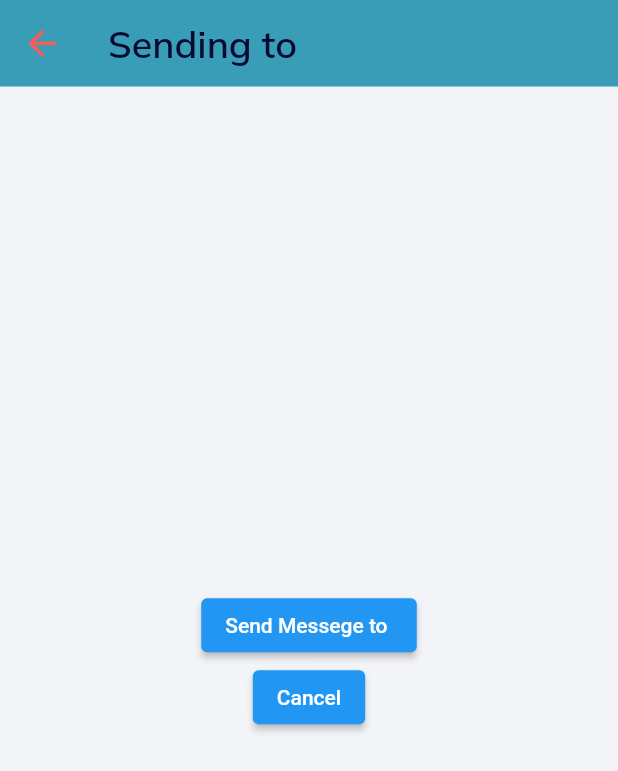
After one commit to Krityuk/lathi, a Flutter app: the ConfirmScreenReqSent screen opened by its route, on a phone screen of 412 x 824 dp. The commit adds this screen. Shown: the top 771 px of the screen. Run offline on Flutter 3.47's test engine with Material 2 defaults, Android fonts, the light colour scheme and no system bars; our stand-ins replace audioplayers, cloud_firestore, contacts_service, country_picker, firebase_auth, firebase_core and 13 more; missing offline and left inert: flutter_sms_inbox, otp_timer_button, record; accounts and stored records are empty.

Commit message:
First Commit

```diff
--- a/lib/features/chat/repository/chat_repository.dart
+++ b/lib/features/chat/repository/chat_repository.dart
@@ -31,8 +31,10 @@ class ChatRepository {
     });
   }
 
-  Future<void> sendMessage(String message, String user) async {
-    QuerySnapshot snap = await databaseRepository.fetchMessages(user);
+  Future<void> sendMessage(String message, String userId) async {
+    QuerySnapshot snap = await databaseRepository.fetchMessages(userId);
+    // !snap is having all the docs of chat collection in which 1.currentUserUid && 2.tapped provider/beneficiery ka uid is present
+    //neeche me snap.docs[0] likhna pada instead of snaps.docs because firebase would think like there are so many docs where these both uids are present. so we are taking the first doc among them
     chatCollection.doc(snap.docs[0].id).collection('messages').doc().set({
       'type': 'text',
       'content': message,
--- /dev/null
+++ b/lib/features/companion/screens/confirm_request_screem.dart
@@ -0,0 +1,53 @@
+import 'package:flutter/material.dart';
+import 'package:flutter_riverpod/flutter_riverpod.dart';
+
+import '../../../utils/constants.dart';
+import '../../chat/repository/chat_repository.dart';
+import '../../services/globals/globals.dart';
+
+class ConfirmScreenReqSent extends ConsumerWidget {
+  const ConfirmScreenReqSent({super.key});
+  static const String routeName = '/confirmReqScreen';
+
+  @override
+  Widget build(BuildContext context, WidgetRef ref) {
+    return SafeArea(
+      child: Scaffold(
+        appBar: AppBar(
+          backgroundColor: kPrimaryColor,
+          title: Text(
+            "Sending to ${Global.beneficiaryName}",
+            style: kFontStyle,
+          ),
+        ),
+        body: Center(
+          child: Column(
+            mainAxisSize: MainAxisSize.max,
+            mainAxisAlignment: MainAxisAlignment.center,
+            children: [
+              ElevatedButton(
+                onPressed: () async{
+                  await ref
+                          .watch(chatRepositoryProvider)
+                          .sendMessage("Hey! Send me Your Location", Global.beneficiaryId)
+                          .then((_) async {
+                        // ref
+                        //     .watch(notificationRepositoryProvider)
+                        //     .addNotification(userId, userName, type);
+                        // await showMyDialog(context, "Done");
+                      });
+                },
+                child: Text('Send Messege to ${Global.beneficiaryName}'),
+              ),
+              ElevatedButton(
+                  onPressed: () {
+                    Navigator.pop(context);
+                  },
+                  child: const Text("Cancel"))
+            ],
+          ),
+        ),
+      ),
+    );
+  }
+}
--- a/lib/features/home/screens/user_home_screen.dart
+++ b/lib/features/home/screens/user_home_screen.dart
@@ -101,6 +101,7 @@ class _UserHomeScreenState extends State<UserHomeScreen> {
             crossAxisSpacing: 25.0,
             mainAxisSpacing: 25.0,
             children: [
+              //
               CustomIcon(
                 iconLabel: 'Services',
                 iconPath: 'assets/icons/services.svg',
--- a/lib/features/login/screens/otp_screen.dart
+++ b/lib/features/login/screens/otp_screen.dart
@@ -85,6 +85,7 @@ class OTPScreen extends ConsumerWidget {
                     decoration: const InputDecoration(
                       hintText: '- - - - - -',
                     ),
+                    maxLength: 6,
                     keyboardType: TextInputType.number,
                     controller: otpController,
                   ),
--- /dev/null
+++ b/lib/features/services/globals/globals.dart
@@ -0,0 +1,4 @@
+class Global {
+  static String beneficiaryId="";
+  static String beneficiaryName="";
+}
--- a/lib/features/services/screens/services_screen.dart
+++ b/lib/features/services/screens/services_screen.dart
@@ -47,7 +47,7 @@ class ServicesScreen extends ConsumerWidget {
                 //  'location' as the value to indicate the location sharing operation
                 arguments: const [
                   ['location'],
-                  false
+                  false //! false indicates companionMode=false here
                 ],
               ),
               FutureBuilder(
@@ -58,6 +58,7 @@ class ServicesScreen extends ConsumerWidget {
                   iconTitle: 'OTP',
                   functionRoute: SendMessage.routeName,
                   arguments: [snapshot.data, false],
+                  //! false indicates companionMode=false here
                 ),
               ),
               CustomIcon(
--- a/lib/router/app_router.dart
+++ b/lib/router/app_router.dart
@@ -15,6 +15,8 @@ import 'package:laathi/features/companion/companion_home_screen.dart';
 import 'package:laathi/features/medicine_reminder/screens/medicine_home_screen.dart';
 import 'package:laathi/features/services/screens/services_screen.dart';
 import 'package:laathi/features/services/utils/send_message.dart';
+
+import '../features/companion/screens/confirm_request_screem.dart';
 
 //  Switch casing the routes
 
@@ -45,6 +47,10 @@ Route<dynamic> generateRoute(RouteSettings settings) {
       return MaterialPageRoute(builder: (_) => const LoginStatusChecker());
     case CompanionLandingPage.routeName:
       return MaterialPageRoute(builder: (_) => const CompanionLandingPage());
+
+    case ConfirmScreenReqSent.routeName:
+      return MaterialPageRoute(builder: (_) => const ConfirmScreenReqSent());
+
     case ConfirmScreen.routeName:
       var args = settings.arguments as List<Object?>;
       var newA = args[0] as List<String>;
@@ -63,11 +69,14 @@ Route<dynamic> generateRoute(RouteSettings settings) {
           builder: (_) => ChatScreen(uid: args[0], uname: args[1]));
     case ChatHomeScreen.routeName:
       return MaterialPageRoute(builder: (_) => const ChatHomeScreen());
+    //
     case SendMessage.routeName:
       final args = settings.arguments as List<Object?>;
       return MaterialPageRoute(
           builder: (_) =>
               SendMessage(args[0]! as List<String>, args[1]! as bool));
+    //
+    //
     case WishboxRecorderScreen.routeName:
       return MaterialPageRoute(builder: (_) => const WishboxRecorderScreen());
     case LogsScreen.routeName:
--- a/lib/widgets/icon_widget.dart
+++ b/lib/widgets/icon_widget.dart
@@ -25,7 +25,8 @@ class CustomIcon extends ConsumerWidget {
 
   @override
   Widget build(BuildContext context, WidgetRef ref) {
-    return InkWell(
+    return FittedBox(  // ! *****************************************************************************
+      child: InkWell(
         onTap: () {
           if (onPressed != null) {
             onPressed!(context, ref);
@@ -66,6 +67,7 @@ class CustomIcon extends ConsumerWidget {
             )
           ],
         ),
+      ),
     );
   }
 }
```
Also changed, not shown: lib/features/companion/screens/add_companion_screen.dart (+31 -11 lines), lib/features/login/controller/login_controller.dart (+7 -5 lines), lib/features/login/repository/login_repository.dart (+7 -3 lines), lib/features/services/repository/services_repository.dart (+16 -4 lines), lib/features/services/screens/confirm_screen.dart (+13 -3 lines), lib/features/services/utils/send_message.dart (+27 -4 lines), lib/repository/app_repository.dart (+34 -3 lines), lib/utils/constants.dart (+27 -0 lines). Lines whose indentation alone changed are shown as unchanged.
